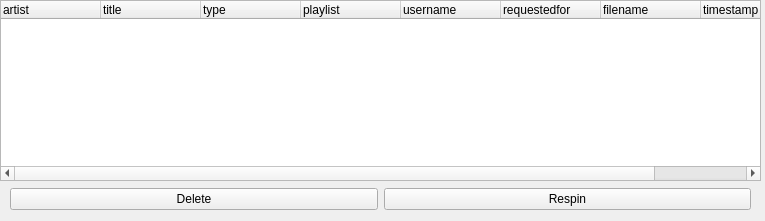
This is nowplaying/resources/ui/request_window.ui in whatsnowplaying/whats-now-playing as Qt 5 draws it before an edit. The edited form follows.
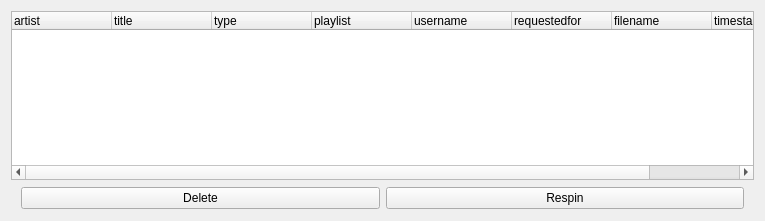
This is the edited form.

Patch:
```diff
--- a/nowplaying/resources/ui/request_window.ui
+++ b/nowplaying/resources/ui/request_window.ui
@@ -13,15 +13,6 @@
   <property name="windowTitle">
    <string>Requests</string>
   </property>
-  <widget class="QWidget" name="verticalLayoutWidget">
-   <property name="geometry">
-    <rect>
-     <x>0</x>
-     <y>0</y>
-     <width>761</width>
-     <height>211</height>
-    </rect>
-   </property>
    <layout class="QVBoxLayout" name="window_layout">
     <item>
      <widget class="QTableWidget" name="request_table">
@@ -134,7 +125,6 @@
      </layout>
     </item>
    </layout>
-  </widget>
  </widget>
  <resources/>
  <connections/>
```
Lines whose indentation alone changed are shown as unchanged.
